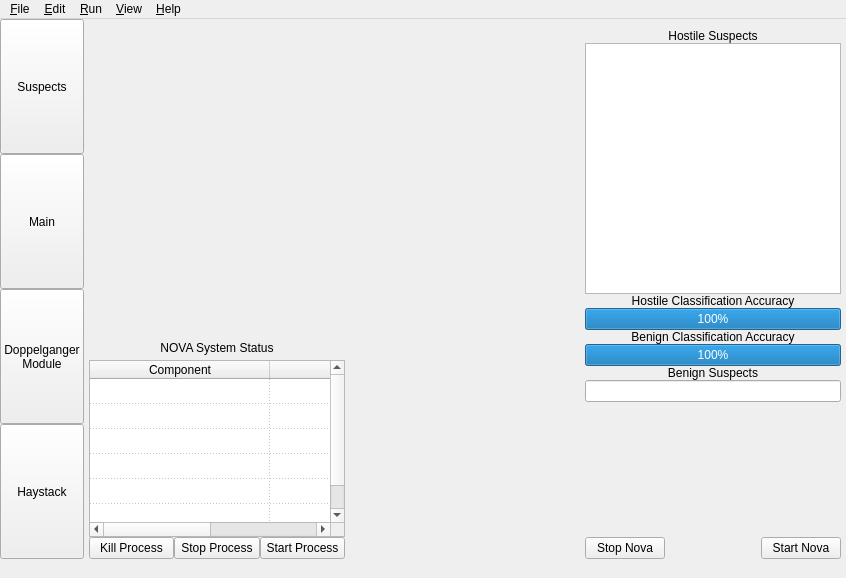
This is NovaGUI/UI/novagui.ui in altf4/Nova as Qt 5 draws it before an edit. The edited form follows.
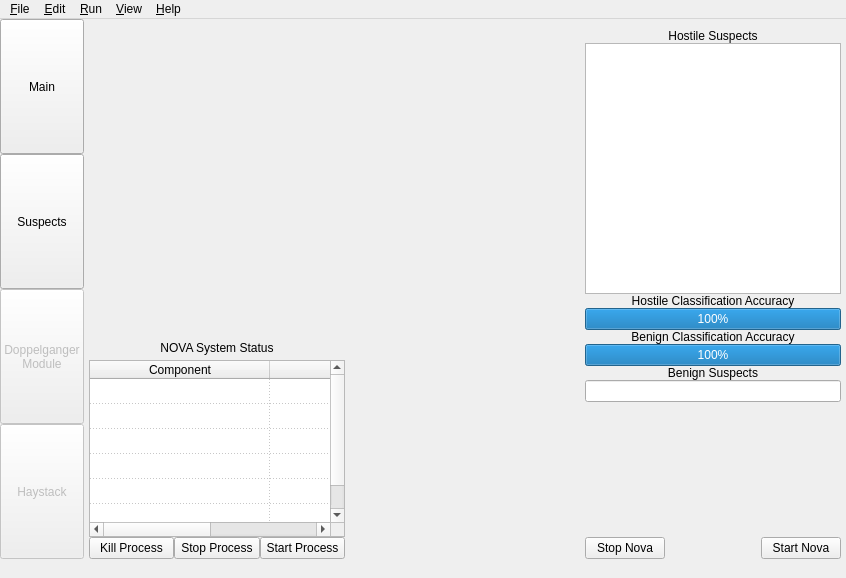
This is the edited form.

Commit message:
NovaConfig: Close ticket 209, GUI Crash, Change mainview button order
Main is now the top button in NovaGUI, unused buttons are currently
disabled.

Resolved the crash in ticket 209, the GUI was expecting an ethernet to be
chosen, now when an ethernet is not selected the GUI recognizes it and
restores the mode selection to the original.

Patch:
```diff
--- a/NovaGUI/UI/novagui.ui
+++ b/NovaGUI/UI/novagui.ui
@@ -38,19 +38,6 @@
       <property name="spacing">
        <number>0</number>
       </property>
-      <item>
-       <widget class="QPushButton" name="suspectButton">
-        <property name="sizePolicy">
-         <sizepolicy hsizetype="Minimum" vsizetype="Expanding">
-          <horstretch>0</horstretch>
-          <verstretch>0</verstretch>
-         </sizepolicy>
-        </property>
-        <property name="text">
-         <string>Suspects</string>
-        </property>
-       </widget>
-      </item>
       <item>
        <widget class="QPushButton" name="mainButton">
         <property name="sizePolicy">
@@ -67,8 +54,24 @@
         </property>
        </widget>
       </item>
+      <item>
+       <widget class="QPushButton" name="suspectButton">
+        <property name="sizePolicy">
+         <sizepolicy hsizetype="Minimum" vsizetype="Expanding">
+          <horstretch>0</horstretch>
+          <verstretch>0</verstretch>
+         </sizepolicy>
+        </property>
+        <property name="text">
+         <string>Suspects</string>
+        </property>
+       </widget>
+      </item>
       <item>
        <widget class="QPushButton" name="doppelButton">
+        <property name="enabled">
+         <bool>false</bool>
+        </property>
         <property name="sizePolicy">
          <sizepolicy hsizetype="Minimum" vsizetype="Expanding">
           <horstretch>0</horstretch>
@@ -83,6 +86,9 @@
       </item>
       <item>
        <widget class="QPushButton" name="haystackButton">
+        <property name="enabled">
+         <bool>false</bool>
+        </property>
         <property name="sizePolicy">
          <sizepolicy hsizetype="Minimum" vsizetype="Expanding">
           <horstretch>0</horstretch>
```
The commit also changes 4 other files.
